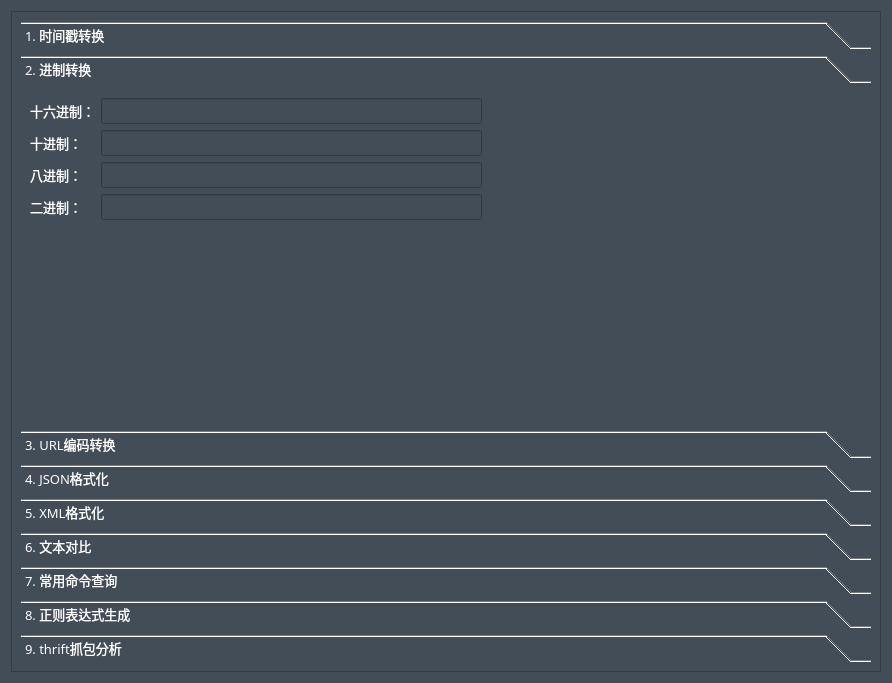
Above: toolswidget.ui from HuaGouFdog/Fdog-Kit before the change. Below: the same form after it.
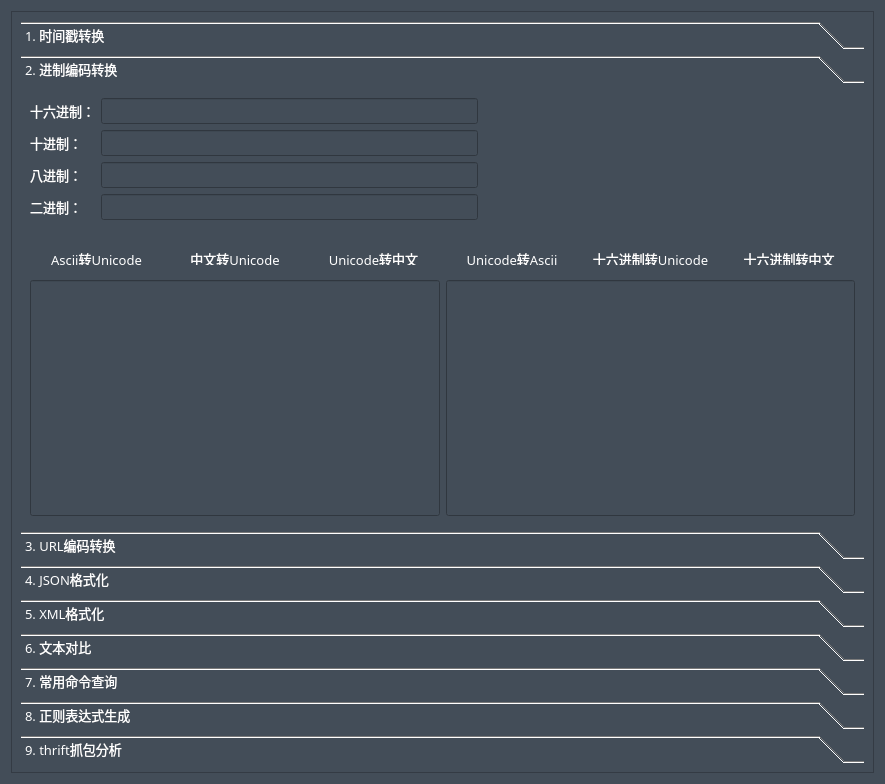
That is the form after the change. The open tabs and pages were chosen to show the change.

```diff
--- a/toolswidget.ui
+++ b/toolswidget.ui
@@ -6,8 +6,8 @@
    <rect>
     <x>0</x>
     <y>0</y>
-    <width>892</width>
-    <height>683</height>
+    <width>885</width>
+    <height>784</height>
    </rect>
   </property>
   <property name="windowTitle">
@@ -28,8 +28,8 @@
        <rect>
         <x>0</x>
         <y>0</y>
-        <width>872</width>
-        <height>663</height>
+        <width>865</width>
+        <height>764</height>
        </rect>
       </property>
       <layout class="QVBoxLayout" name="verticalLayout">
@@ -42,6 +42,52 @@
            <stylestrategy>PreferAntialias</stylestrategy>
           </font>
          </property>
+         <property name="styleSheet">
+          <string notr="true">QScrollBar:vertical {
+    width: 9px;
+	background-color: rgb(0, 41, 69);
+    margin: 0px,0px,0px,0px;
+    padding-top: 0px;		/*//隐藏上下的箭头*/
+    padding-bottom: 0px;
+}
+QScrollBar::handle:vertical {
+    width: 9px;
+	
+	background-color: rgb(239, 239, 239);
+    /*滚动条两端变成椭圆 */
+    border-radius: 2px;
+    min-height: 0;
+}
+
+QScrollBar::sub-page:vertical {
+    
+	background-color: rgba(255, 255, 255, 0);
+}
+QScrollBar::add-page:vertical 
+{
+    background-color: rgba(255, 255, 255, 0);
+}
+
+QScrollBar::add-line:vertical {
+	border: none;
+    height: 0px;
+    subcontrol-position: bottom;
+    subcontrol-origin: margin;
+}
+QScrollBar::sub-line:vertical {
+    border: none;
+    height: 0px;
+    subcontrol-position: top;
+    subcontrol-origin: margin;
+}
+
+QScrollBar::down-arrow:vertical {
+    border:none;
+}
+QScrollBar::up-arrow:vertical {
+    border:none;
+}</string>
+         </property>
          <property name="currentIndex">
           <number>2</number>
          </property>
@@ -408,15 +454,28 @@
            <rect>
             <x>0</x>
             <y>0</y>
-            <width>854</width>
-            <height>366</height>
+            <width>847</width>
+            <height>467</height>
            </rect>
           </property>
           <attribute name="label">
-           <string>2. 进制转换</string>
+           <string>2. 进制编码转换</string>
           </attribute>
           <layout class="QVBoxLayout" name="verticalLayout_4">
+           <property name="leftMargin">
+            <number>0</number>
+           </property>
+           <property name="topMargin">
+            <number>0</number>
+           </property>
+           <property name="rightMargin">
+            <number>0</number>
+           </property>
+           <property name="bottomMargin">
+            <number>0</number>
+           </property>
            <item>
+            <widget class="QWidget" name="frewrrwtwerw" native="true">
             <layout class="QGridLayout" name="gridLayout_2">
              <item row="2" column="1">
               <widget class="QLineEdit" name="lineEdit_dec">
@@ -532,19 +591,261 @@
               </widget>
              </item>
             </layout>
+            </widget>
            </item>
            <item>
-            <spacer name="verticalSpacer_2">
-             <property name="orientation">
-              <enum>Qt::Vertical</enum>
+            <widget class="QWidget" name="horizontalWidget" native="true">
+             <property name="minimumSize">
+              <size>
+               <width>0</width>
+               <height>30</height>
+              </size>
              </property>
-             <property name="sizeHint" stdset="0">
+             <property name="maximumSize">
               <size>
-               <width>20</width>
-               <height>40</height>
+               <width>16777215</width>
+               <height>30</height>
               </size>
              </property>
-            </spacer>
+             <property name="styleSheet">
+              <string notr="true">QToolButton {
+	color: rgb(255, 255, 255);
+	background-color: rgba(255, 255, 255, 0);
+	border: none;
+}
+
+QToolButton::menu-indicator { 
+	image: None;
+}
+
+ 
+QToolButton:hover {
+	color: rgb(255, 255, 255);
+	background-color: rgba(255, 255, 255, 0);
+	border: none;
+}</string>
+             </property>
+             <layout class="QHBoxLayout" name="horizontalLayout_6">
+              <item>
+               <widget class="QToolButton" name="toolButton_8">
+                <property name="sizePolicy">
+                 <sizepolicy hsizetype="Expanding" vsizetype="Expanding">
+                  <horstretch>0</horstretch>
+                  <verstretch>0</verstretch>
+                 </sizepolicy>
+                </property>
+                <property name="minimumSize">
+                 <size>
+                  <width>0</width>
+                  <height>30</height>
+                 </size>
+                </property>
+                <property name="maximumSize">
+                 <size>
+                  <width>16777215</width>
+                  <height>30</height>
+                 </size>
+                </property>
+                <property name="font">
+                 <font>
+                  <family>OPPOSans B</family>
+                  <pointsize>10</pointsize>
+                  <stylestrategy>PreferAntialias</stylestrategy>
+                 </font>
+                </property>
+                <property name="text">
+                 <string>Ascii转Unicode</string>
+                </property>
+               </widget>
+              </item>
+              <item>
+               <widget class="QToolButton" name="toolButton_4">
+                <property name="sizePolicy">
+                 <sizepolicy hsizetype="Expanding" vsizetype="Expanding">
+                  <horstretch>0</horstretch>
+                  <verstretch>0</verstretch>
+                 </sizepolicy>
+                </property>
+                <property name="minimumSize">
+                 <size>
+                  <width>0</width>
+                  <height>30</height>
+                 </size>
+                </property>
+                <property name="maximumSize">
+                 <size>
+                  <width>16777215</width>
+                  <height>30</height>
+                 </size>
+                </property>
+                <property name="font">
+                 <font>
+                  <family>OPPOSans B</family>
+                  <pointsize>10</pointsize>
+                  <stylestrategy>PreferAntialias</stylestrategy>
+                 </font>
+                </property>
+                <property name="text">
+                 <string>中文转Unicode</string>
+                </property>
+               </widget>
+              </item>
+              <item>
+               <widget class="QToolButton" name="toolButton_3">
+                <property name="sizePolicy">
+                 <sizepolicy hsizetype="Expanding" vsizetype="Expanding">
+                  <horstretch>0</horstretch>
+                  <verstretch>0</verstretch>
+                 </sizepolicy>
+                </property>
+                <property name="minimumSize">
+                 <size>
+                  <width>0</width>
+                  <height>30</height>
+                 </size>
+                </property>
+                <property name="maximumSize">
+                 <size>
+                  <width>16777215</width>
+                  <height>30</height>
+                 </size>
+                </property>
+                <property name="font">
+                 <font>
+                  <family>OPPOSans B</family>
+                  <pointsize>10</pointsize>
+                  <stylestrategy>PreferAntialias</stylestrategy>
+                 </font>
+                </property>
+                <property name="text">
+                 <string>Unicode转中文</string>
+                </property>
+               </widget>
+              </item>
+              <item>
+               <widget class="QToolButton" name="toolButton_9">
+                <property name="sizePolicy">
+                 <sizepolicy hsizetype="Expanding" vsizetype="Expanding">
+                  <horstretch>0</horstretch>
+                  <verstretch>0</verstretch>
+                 </sizepolicy>
+                </property>
+                <property name="minimumSize">
+                 <size>
+                  <width>0</width>
+                  <height>30</height>
+                 </size>
+                </property>
+                <property name="maximumSize">
+                 <size>
+                  <width>16777215</width>
+                  <height>30</height>
+                 </size>
+                </property>
+                <property name="font">
+                 <font>
+                  <family>OPPOSans B</family>
+                  <pointsize>10</pointsize>
+                  <stylestrategy>PreferAntialias</stylestrategy>
+                 </font>
+                </property>
+                <property name="text">
+                 <string>Unicode转Ascii</string>
+                </property>
+               </widget>
+              </item>
+              <item>
+               <widget class="QToolButton" name="toolButton_10">
+                <property name="sizePolicy">
+                 <sizepolicy hsizetype="Expanding" vsizetype="Expanding">
+                  <horstretch>0</horstretch>
+                  <verstretch>0</verstretch>
+                 </sizepolicy>
+                </property>
+                <property name="minimumSize">
+                 <size>
+                  <width>0</width>
+                  <height>30</height>
+                 </size>
+                </property>
+                <property name="maximumSize">
+                 <size>
+                  <width>16777215</width>
+                  <height>30</height>
+                 </size>
+                </property>
+                <property name="font">
+                 <font>
+                  <family>OPPOSans B</family>
+                  <pointsize>10</pointsize>
+                  <stylestrategy>PreferAntialias</stylestrategy>
+                 </font>
+                </property>
+                <property name="text">
+                 <string>十六进制转Unicode</string>
+                </property>
+               </widget>
+              </item>
+              <item>
+               <widget class="QToolButton" name="toolButton_11">
+                <property name="sizePolicy">
+                 <sizepolicy hsizetype="Expanding" vsizetype="Expanding">
+                  <horstretch>0</horstretch>
+                  <verstretch>0</verstretch>
+                 </sizepolicy>
+                </property>
+                <property name="minimumSize">
+                 <size>
+                  <width>0</width>
+                  <height>30</height>
+                 </size>
+                </property>
+                <property name="maximumSize">
+                 <size>
+                  <width>16777215</width>
+                  <height>30</height>
+                 </size>
+                </property>
+                <property name="font">
+                 <font>
+                  <family>OPPOSans B</family>
+                  <pointsize>10</pointsize>
+                  <stylestrategy>PreferAntialias</stylestrategy>
+                 </font>
+                </property>
+                <property name="text">
+                 <string>十六进制转中文</string>
+                </property>
+               </widget>
+              </item>
+             </layout>
+            </widget>
+           </item>
+           <item>
+            <widget class="QWidget" name="horizontalWidget_2" native="true">
+             <layout class="QHBoxLayout" name="horizontalLayout_7">
+              <item>
+               <widget class="QLineEdit" name="lineEdit_3">
+                <property name="sizePolicy">
+                 <sizepolicy hsizetype="Expanding" vsizetype="Expanding">
+                  <horstretch>0</horstretch>
+                  <verstretch>0</verstretch>
+                 </sizepolicy>
+                </property>
+               </widget>
+              </item>
+              <item>
+               <widget class="QLineEdit" name="lineEdit_4">
+                <property name="sizePolicy">
+                 <sizepolicy hsizetype="Expanding" vsizetype="Expanding">
+                  <horstretch>0</horstretch>
+                  <verstretch>0</verstretch>
+                 </sizepolicy>
+                </property>
+               </widget>
+              </item>
+             </layout>
+            </widget>
            </item>
           </layout>
          </widget>
```
Left out of the diff: 147 changed lines with no effect on the pictures. Lines whose indentation alone changed are shown as unchanged.
